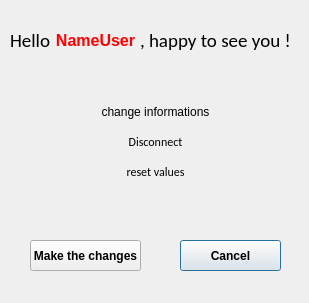
First picture: the form in logiComptaProject/profildialog.ui, repository ffillouxdev/LogiCompta, before the edit.
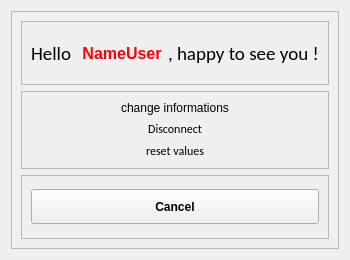
Second picture: the form after the edit.

Diff of the .ui file:
```diff
--- a/logiComptaProject/profildialog.ui
+++ b/logiComptaProject/profildialog.ui
@@ -6,189 +6,197 @@
    <rect>
     <x>0</x>
     <y>0</y>
-    <width>309</width>
-    <height>303</height>
+    <width>350</width>
+    <height>260</height>
    </rect>
   </property>
+  <property name="minimumSize">
+   <size>
+    <width>350</width>
+    <height>260</height>
+   </size>
+  </property>
+  <property name="maximumSize">
+   <size>
+    <width>350</width>
+    <height>260</height>
+   </size>
+  </property>
   <property name="windowTitle">
    <string>Dialog</string>
   </property>
-  <widget class="QPushButton" name="cancelButton">
-   <property name="geometry">
-    <rect>
-     <x>180</x>
-     <y>240</y>
-     <width>101</width>
-     <height>31</height>
-    </rect>
-   </property>
-   <property name="font">
-    <font>
-     <bold>true</bold>
-    </font>
-   </property>
-   <property name="text">
-    <string>Cancel</string>
-   </property>
-  </widget>
-  <widget class="QPushButton" name="makeChangeButton">
-   <property name="geometry">
-    <rect>
-     <x>30</x>
-     <y>240</y>
-     <width>111</width>
-     <height>31</height>
-    </rect>
-   </property>
-   <property name="font">
-    <font>
-     <bold>true</bold>
-    </font>
-   </property>
-   <property name="text">
-    <string>Make the changes</string>
-   </property>
-  </widget>
-  <widget class="QPushButton" name="discoButton">
-   <property name="geometry">
-    <rect>
-     <x>90</x>
-     <y>130</y>
-     <width>131</width>
-     <height>24</height>
-    </rect>
-   </property>
-   <property name="font">
-    <font>
-     <family>Calibri</family>
-    </font>
-   </property>
-   <property name="styleSheet">
-    <string notr="true">#discoButton {
-	color :#000;
-	background-color : transparent;
-	background : none;
-	border: none;
-}</string>
-   </property>
-   <property name="text">
-    <string>Disconnect</string>
-   </property>
-  </widget>
-  <widget class="QPushButton" name="resetButton">
-   <property name="geometry">
-    <rect>
-     <x>90</x>
-     <y>160</y>
-     <width>131</width>
-     <height>24</height>
-    </rect>
-   </property>
-   <property name="font">
-    <font>
-     <family>Calibri</family>
-    </font>
-   </property>
-   <property name="styleSheet">
-    <string notr="true">#resetButton {
-	color :#000;
-	background-color : transparent;
-	background : none;
-	border: none;
-}</string>
-   </property>
-   <property name="text">
-    <string>reset values</string>
-   </property>
-  </widget>
-  <widget class="QLabel" name="happylabel">
-   <property name="geometry">
-    <rect>
-     <x>10</x>
-     <y>30</y>
-     <width>41</width>
-     <height>21</height>
-    </rect>
-   </property>
-   <property name="font">
-    <font>
-     <family>Calibri</family>
-     <pointsize>14</pointsize>
-     <bold>false</bold>
-    </font>
-   </property>
-   <property name="text">
-    <string>Hello</string>
-   </property>
-  </widget>
-  <widget class="QLabel" name="hellolabel">
-   <property name="geometry">
-    <rect>
-     <x>140</x>
-     <y>30</y>
-     <width>161</width>
-     <height>20</height>
-    </rect>
-   </property>
-   <property name="font">
-    <font>
-     <family>Calibri</family>
-     <pointsize>14</pointsize>
-     <bold>false</bold>
-    </font>
-   </property>
-   <property name="text">
-    <string>, happy to see you !</string>
-   </property>
-  </widget>
-  <widget class="QPushButton" name="changeInfoButton">
-   <property name="geometry">
-    <rect>
-     <x>90</x>
-     <y>100</y>
-     <width>131</width>
-     <height>24</height>
-    </rect>
-   </property>
-   <property name="styleSheet">
-    <string notr="true">#changeInfoButton {
-	color :#000;
-	background-color : transparent;
-	background : none;
-	border: none;
-}</string>
-   </property>
-   <property name="text">
-    <string>change informations</string>
-   </property>
-  </widget>
-  <widget class="QLabel" name="nameLabel">
-   <property name="geometry">
-    <rect>
-     <x>50</x>
-     <y>30</y>
-     <width>91</width>
-     <height>21</height>
-    </rect>
-   </property>
-   <property name="font">
-    <font>
-     <pointsize>12</pointsize>
-     <bold>true</bold>
-    </font>
-   </property>
-   <property name="styleSheet">
-    <string notr="true">#nameLabel {
+  <layout class="QVBoxLayout" name="verticalLayout_3">
+   <item>
+    <widget class="QFrame" name="Allframe">
+     <property name="frameShape">
+      <enum>QFrame::StyledPanel</enum>
+     </property>
+     <property name="frameShadow">
+      <enum>QFrame::Raised</enum>
+     </property>
+     <layout class="QVBoxLayout" name="verticalLayout_2">
+      <item>
+       <widget class="QFrame" name="InfoUserFrame">
+        <property name="frameShape">
+         <enum>QFrame::StyledPanel</enum>
+        </property>
+        <property name="frameShadow">
+         <enum>QFrame::Raised</enum>
+        </property>
+        <layout class="QHBoxLayout" name="horizontalLayout">
+         <item>
+          <widget class="QLabel" name="happylabel">
+           <property name="font">
+            <font>
+             <family>Calibri</family>
+             <pointsize>14</pointsize>
+             <bold>false</bold>
+            </font>
+           </property>
+           <property name="text">
+            <string>Hello</string>
+           </property>
+          </widget>
+         </item>
+         <item>
+          <widget class="QLabel" name="nameLabel">
+           <property name="font">
+            <font>
+             <pointsize>12</pointsize>
+             <bold>true</bold>
+            </font>
+           </property>
+           <property name="styleSheet">
+            <string notr="true">#nameLabel {
 	color: rgb(255, 0, 0);
 }</string>
-   </property>
-   <property name="text">
-    <string>NameUser</string>
-   </property>
-   <property name="alignment">
-    <set>Qt::AlignCenter</set>
-   </property>
-  </widget>
+           </property>
+           <property name="text">
+            <string>NameUser</string>
+           </property>
+           <property name="alignment">
+            <set>Qt::AlignCenter</set>
+           </property>
+          </widget>
+         </item>
+         <item>
+          <widget class="QLabel" name="hellolabel">
+           <property name="font">
+            <font>
+             <family>Calibri</family>
+             <pointsize>14</pointsize>
+             <bold>false</bold>
+            </font>
+           </property>
+           <property name="text">
+            <string>, happy to see you !</string>
+           </property>
+          </widget>
+         </item>
+        </layout>
+       </widget>
+      </item>
+      <item>
+       <widget class="QFrame" name="UserActionsFrame">
+        <property name="frameShape">
+         <enum>QFrame::StyledPanel</enum>
+        </property>
+        <property name="frameShadow">
+         <enum>QFrame::Raised</enum>
+        </property>
+        <layout class="QVBoxLayout" name="verticalLayout">
+         <item>
+          <widget class="QPushButton" name="changeInfoButton">
+           <property name="styleSheet">
+            <string notr="true">#changeInfoButton {
+	color :#000;
+	background-color : transparent;
+	background : none;
+	border: none;
+}</string>
+           </property>
+           <property name="text">
+            <string>change informations</string>
+           </property>
+          </widget>
+         </item>
+         <item>
+          <widget class="QPushButton" name="discoButton">
+           <property name="font">
+            <font>
+             <family>Calibri</family>
+            </font>
+           </property>
+           <property name="styleSheet">
+            <string notr="true">#discoButton {
+	color :#000;
+	background-color : transparent;
+	background : none;
+	border: none;
+}</string>
+           </property>
+           <property name="text">
+            <string>Disconnect</string>
+           </property>
+          </widget>
+         </item>
+         <item>
+          <widget class="QPushButton" name="resetButton">
+           <property name="font">
+            <font>
+             <family>Calibri</family>
+            </font>
+           </property>
+           <property name="styleSheet">
+            <string notr="true">#resetButton {
+	color :#000;
+	background-color : transparent;
+	background : none;
+	border: none;
+}</string>
+           </property>
+           <property name="text">
+            <string>reset values</string>
+           </property>
+          </widget>
+         </item>
+        </layout>
+       </widget>
+      </item>
+      <item>
+       <widget class="QFrame" name="ButtonsFrame">
+        <property name="frameShape">
+         <enum>QFrame::StyledPanel</enum>
+        </property>
+        <property name="frameShadow">
+         <enum>QFrame::Raised</enum>
+        </property>
+        <layout class="QHBoxLayout" name="horizontalLayout_2">
+         <item>
+          <widget class="QPushButton" name="cancelButton">
+           <property name="maximumSize">
+            <size>
+             <width>16777215</width>
+             <height>35</height>
+            </size>
+           </property>
+           <property name="font">
+            <font>
+             <bold>true</bold>
+            </font>
+           </property>
+           <property name="text">
+            <string>Cancel</string>
+           </property>
+          </widget>
+         </item>
+        </layout>
+       </widget>
+      </item>
+     </layout>
+    </widget>
+   </item>
+  </layout>
  </widget>
  <resources/>
  <connections/>
```
